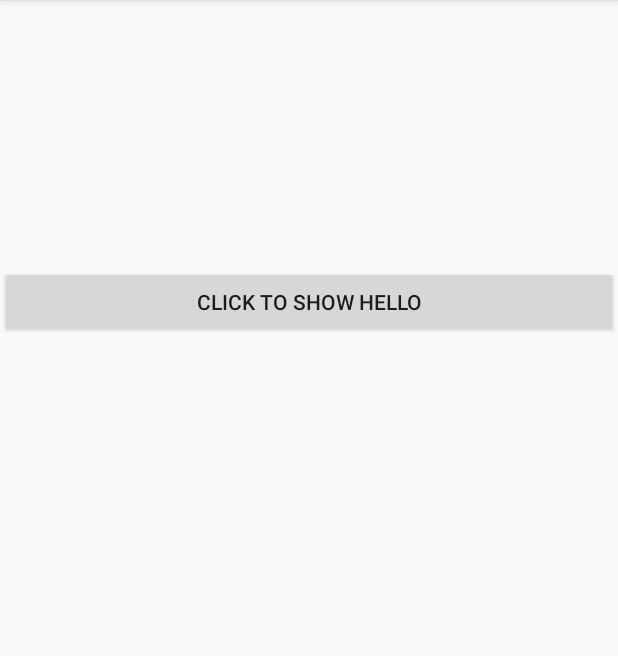
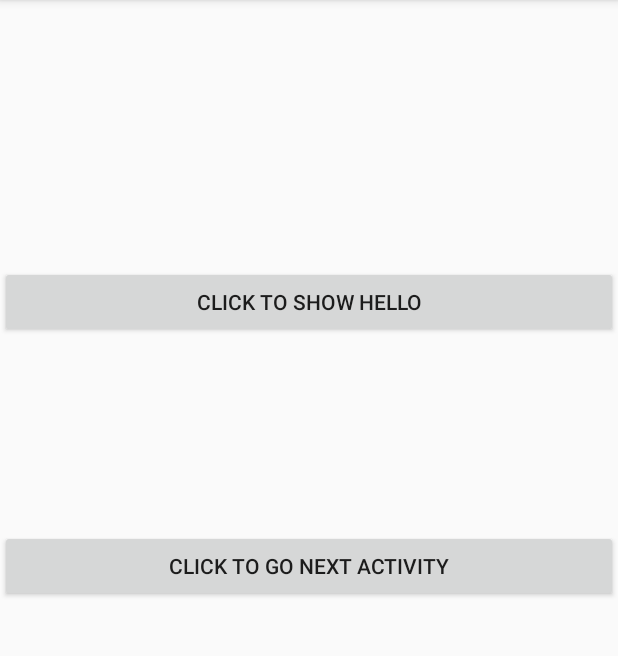
Before and after one commit to mohitlivetech2016/MyFirstApp, an Android app: the screen it shows after launch (MainActivity), on a phone screen of 412 x 824 dp, the part 84-740 px from its top. Run offline under Robolectric (Android 15) with nearby library versions, the phone set to English and light mode, and no system bars.

Commit message:
10/26/2016  --> 11:50

```diff
--- a/app/src/main/java/com/example/android/myfirstapp/MainActivity.java
+++ b/app/src/main/java/com/example/android/myfirstapp/MainActivity.java
@@ -1,5 +1,6 @@
 package com.example.android.myfirstapp;
 
+import android.content.Intent;
 import android.support.v7.app.AppCompatActivity;
 import android.os.Bundle;
 import android.view.View;
@@ -9,7 +10,7 @@ import android.widget.TextView;
 import android.widget.Toast;
 
 public class MainActivity extends AppCompatActivity {
-      Button button;
+      Button button,button1;
         TextView text;
     @Override
     protected void onCreate(Bundle savedInstanceState) {
@@ -18,7 +19,7 @@ public class MainActivity extends AppCompatActivity {
 
         button=(Button)findViewById(R.id.button);
         text=(TextView)findViewById(R.id.text1);
-
+        button1=(Button)findViewById(R.id.button1);
 
         button.setOnClickListener(new View.OnClickListener()
         {
@@ -32,6 +33,7 @@ public class MainActivity extends AppCompatActivity {
 
         });
 
+
     }
 
 
--- a/app/src/main/res/layout/second_activity.xml
+++ b/app/src/main/res/layout/second_activity.xml
@@ -26,4 +26,16 @@
         android:id="@+id/button"
         android:shadowColor="@android:color/background_light"
        />
+
+    <Button
+        android:layout_marginTop="80sp"
+        android:layout_marginBottom="@android:dimen/app_icon_size"
+        android:text="Click to Go Next Activity"
+        android:layout_width="match_parent"
+        android:layout_height="wrap_content"
+        android:id="@+id/button1"
+        android:shadowColor="@android:color/background_light"
+        />
+
+
 </LinearLayout>
```
Also changed, not shown: app/src/main/java/com/example/android/myfirstapp/third_activity.java (added, +13 -0 lines), app/src/main/res/layout/third_activity.xml (added, +17 -0 lines).
